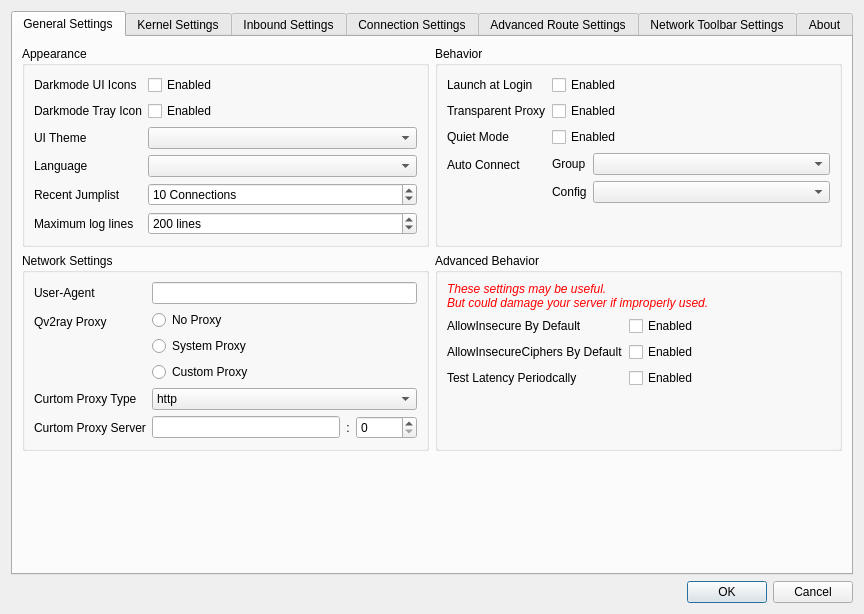
Before: the Qt Designer form src/ui/w_PreferencesWindow.ui in Qv2ray/Qv2ray, drawn with Qt 5.
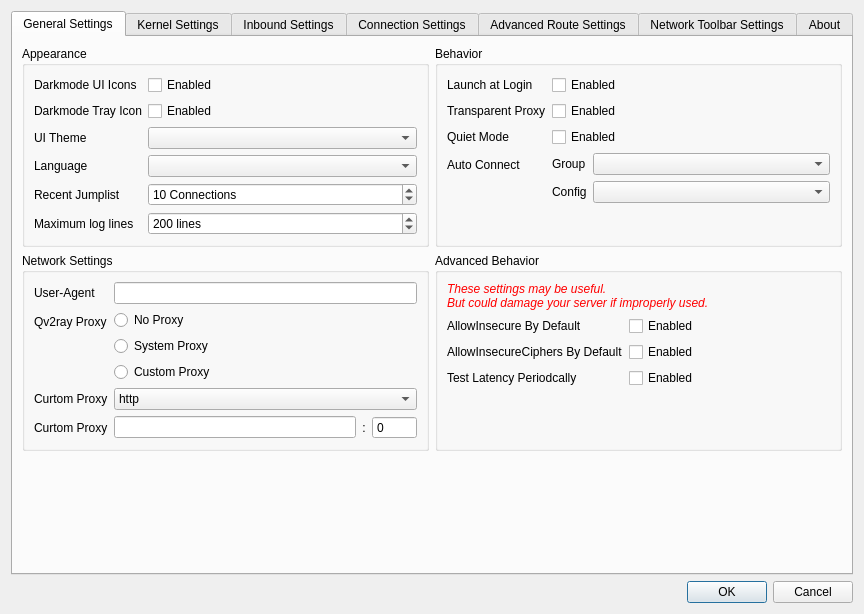
After: the same form once the commit is applied. Icons and pictures are not drawn.

What changed in the file:
```diff
--- a/src/ui/w_PreferencesWindow.ui
+++ b/src/ui/w_PreferencesWindow.ui
@@ -321,9 +321,9 @@
              </layout>
             </item>
             <item row="2" column="0">
-             <widget class="QLabel" name="label_66">
+             <widget class="QLabel" name="label_64">
               <property name="text">
-               <string>Curtom Proxy Type</string>
+               <string>Curtom Proxy</string>
               </property>
              </widget>
             </item>
@@ -342,9 +342,9 @@
              </widget>
             </item>
             <item row="3" column="0">
-             <widget class="QLabel" name="label_64">
+             <widget class="QLabel" name="label_66">
               <property name="text">
-               <string>Curtom Proxy Server</string>
+               <string>Curtom Proxy</string>
               </property>
              </widget>
             </item>
@@ -365,6 +365,9 @@
               </item>
               <item>
                <widget class="QSpinBox" name="qvProxyPortCB">
+                <property name="buttonSymbols">
+                 <enum>QAbstractSpinBox::NoButtons</enum>
+                </property>
                 <property name="minimum">
                  <number>0</number>
                 </property>
```
